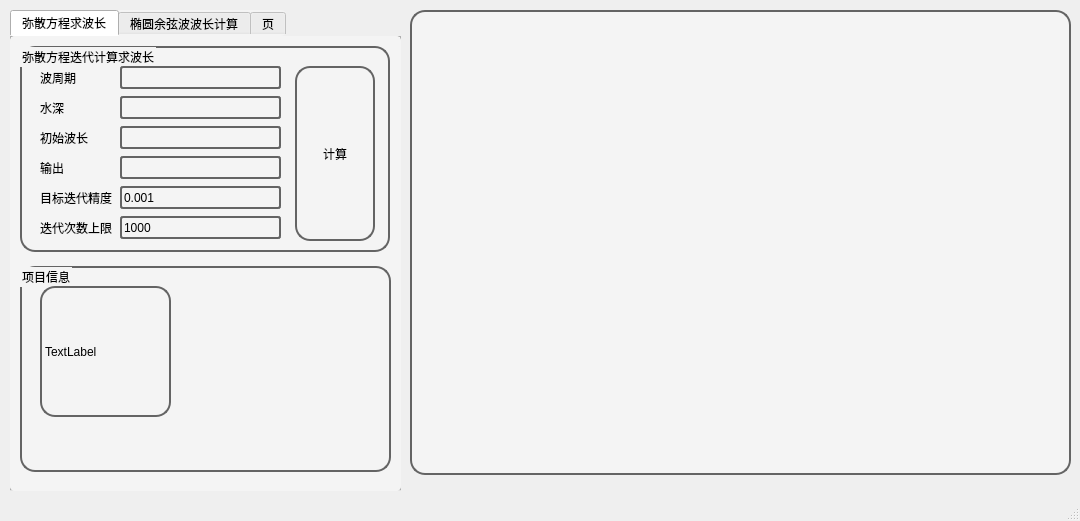
This is QtUI/CalculatorWindow.ui in h13-0/CoastalHydrodynamicsCalculator as Qt 5 draws it before an edit. The edited form follows.
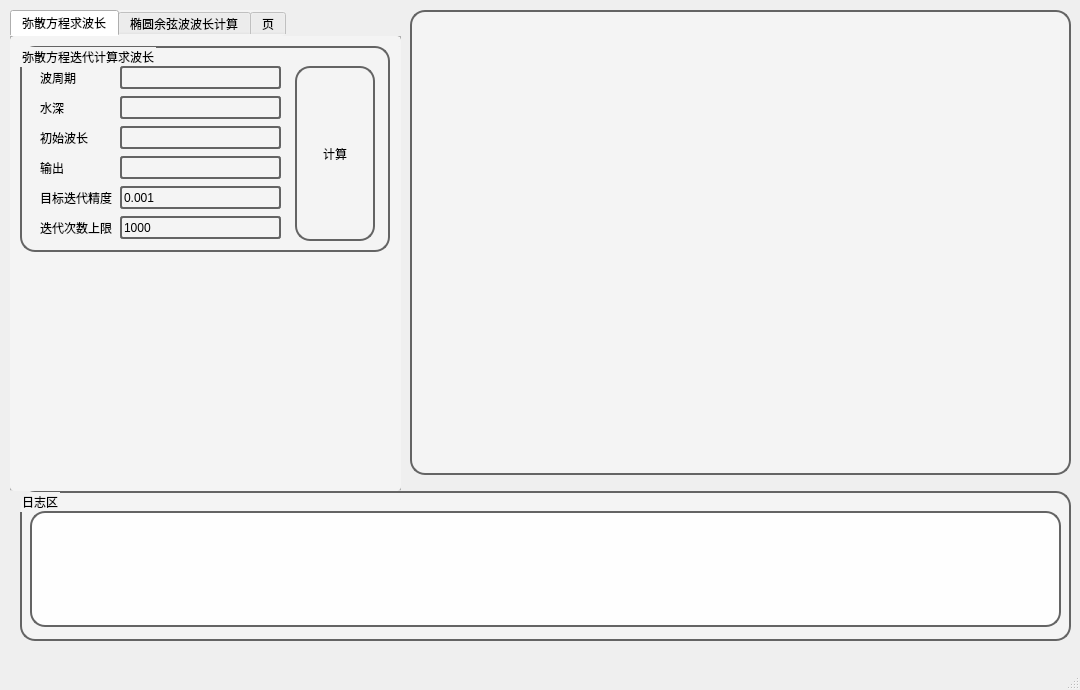
This is the edited form. The open tabs and pages were chosen to show the change. Custom widgets are drawn as their Qt base class.

```diff
--- a/QtUI/CalculatorWindow.ui
+++ b/QtUI/CalculatorWindow.ui
@@ -7,7 +7,7 @@
     <x>0</x>
     <y>0</y>
     <width>1080</width>
-    <height>521</height>
+    <height>690</height>
    </rect>
   </property>
   <property name="windowTitle">
@@ -275,37 +275,6 @@
        </property>
       </widget>
      </widget>
-     <widget class="QGroupBox" name="groupBox">
-      <property name="geometry">
-       <rect>
-        <x>10</x>
-        <y>230</y>
-        <width>371</width>
-        <height>206</height>
-       </rect>
-      </property>
-      <property name="styleSheet">
-       <string notr="true">border:2px solid rgb(100,100,100);
-border-radius:15px;
-background-color: #F4F4F4;</string>
-      </property>
-      <property name="title">
-       <string>项目信息</string>
-      </property>
-      <widget class="QLabel" name="label">
-       <property name="geometry">
-        <rect>
-         <x>20</x>
-         <y>20</y>
-         <width>131</width>
-         <height>131</height>
-        </rect>
-       </property>
-       <property name="text">
-        <string>TextLabel</string>
-       </property>
-      </widget>
-     </widget>
     </widget>
     <widget class="QWidget" name="tab_2">
      <attribute name="title">
@@ -824,6 +793,42 @@
 background-color: #F4F4F4;</string>
     </property>
    </widget>
+   <widget class="QGroupBox" name="groupBox_2">
+    <property name="geometry">
+     <rect>
+      <x>20</x>
+      <y>491</y>
+      <width>1051</width>
+      <height>150</height>
+     </rect>
+    </property>
+    <property name="styleSheet">
+     <string notr="true">border:2px solid rgb(100,100,100);
+border-radius:15px;
+background-color: #F4F4F4;</string>
+    </property>
+    <property name="title">
+     <string>日志区</string>
+    </property>
+    <widget class="QTextEdit" name="textEdit">
+     <property name="geometry">
+      <rect>
+       <x>10</x>
+       <y>20</y>
+       <width>1031</width>
+       <height>116</height>
+      </rect>
+     </property>
+     <property name="styleSheet">
+      <string notr="true">border:2px solid rgb(100,100,100);
+border-radius:15px;
+background-color: #FEFEFE;</string>
+     </property>
+     <property name="readOnly">
+      <bool>true</bool>
+     </property>
+    </widget>
+   </widget>
   </widget>
   <widget class="QMenuBar" name="menubar">
    <property name="geometry">
```
Left out of the diff: 4 changed lines with no effect on the pictures.
